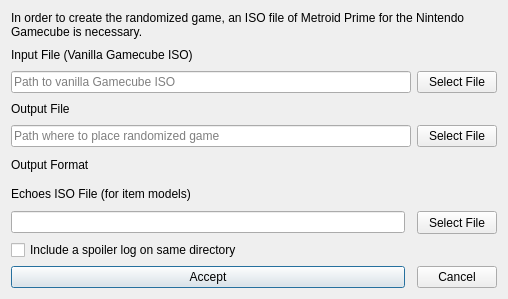
First picture: the form in randovania/gui/ui_files/prime_game_export_dialog.ui, repository randovania/randovania, before the edit.
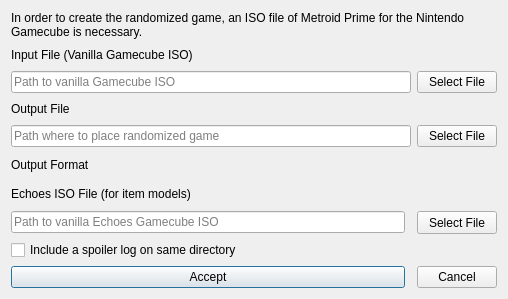
Second picture: the form after the edit.

Commit message: Edit Echoes Dialog ui

Patch:
```diff
--- a/randovania/gui/ui_files/prime_game_export_dialog.ui
+++ b/randovania/gui/ui_files/prime_game_export_dialog.ui
@@ -143,7 +143,14 @@
     </widget>
    </item>
    <item row="7" column="0">
-    <widget class="QLineEdit" name="echoes_file_edit"/>
+    <widget class="QLineEdit" name="echoes_file_edit">
+     <property name="text">
+      <string/>
+     </property>
+     <property name="placeholderText">
+      <string>Path to vanilla Echoes Gamecube ISO</string>
+     </property>
+    </widget>
    </item>
   </layout>
  </widget>
```
The commit also changes 2 other files.
